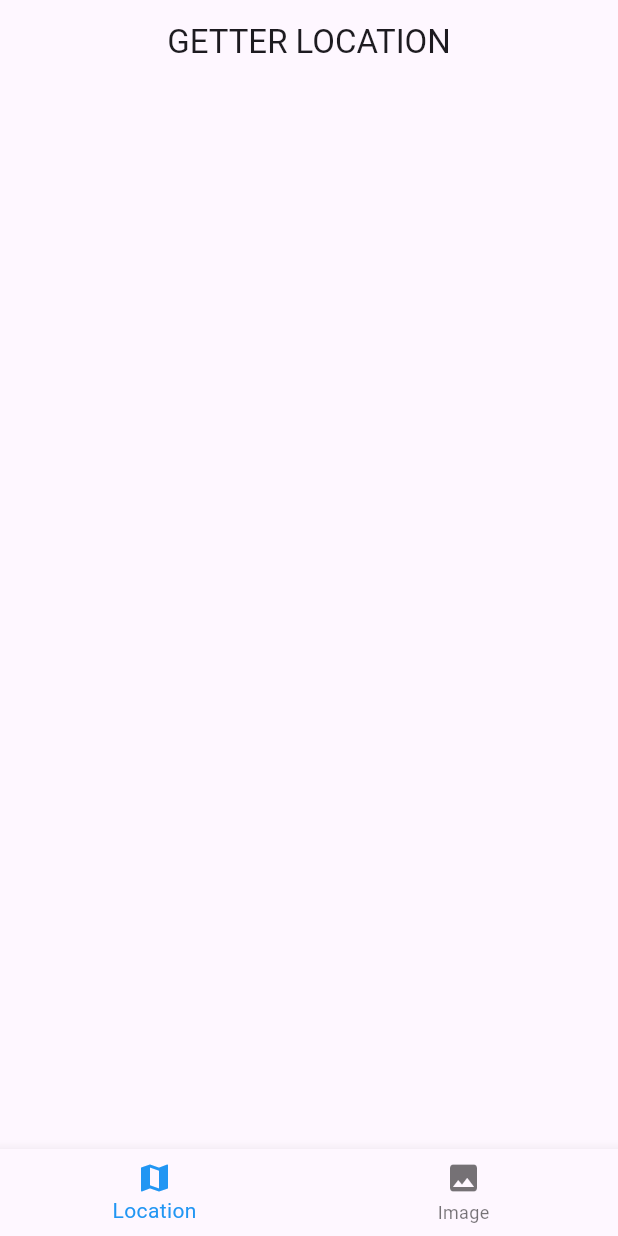
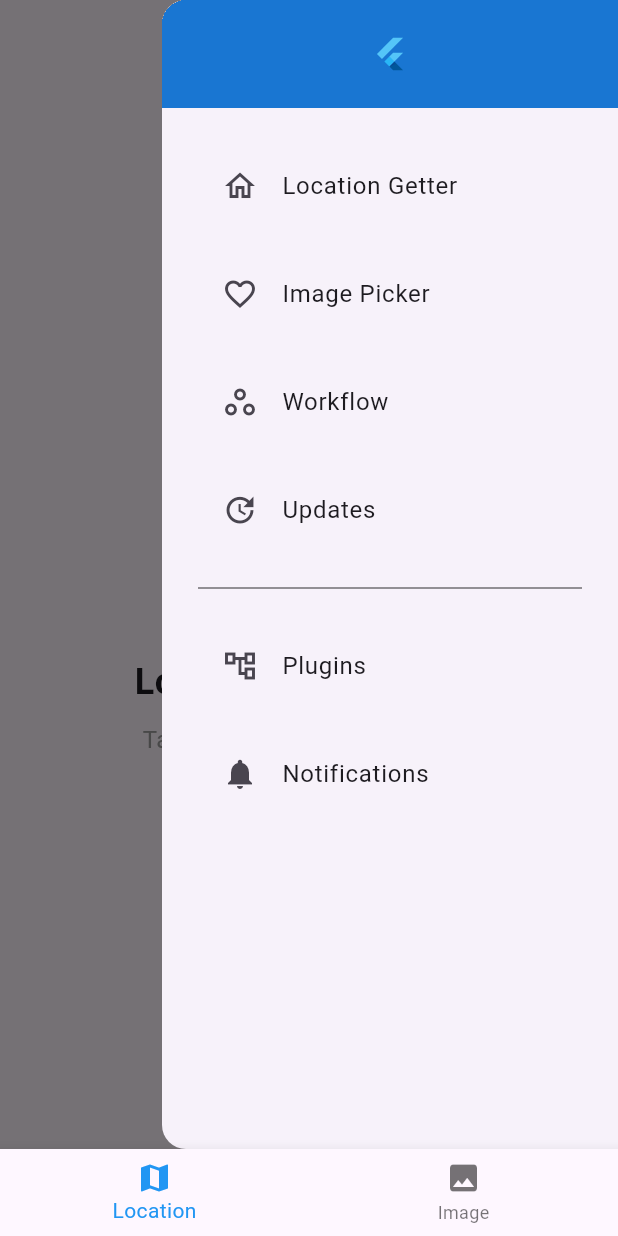
Before and after one commit to Ivriel/flutter_experiments, a Flutter app: the screen it shows after launch, with the side drawer open (before the commit the screen has no drawer), on a phone screen of 412 x 824 dp. Run offline on Flutter 3.47's test engine with Material 3 defaults, Android fonts, the phone set to English and light mode, and no system bars; our stand-ins replace image_picker, location.

Commit message:
Rename DrawerScreen to DrawerWidget and update references; modify ImagePickerPage and LocationGetterPage to use endDrawer with new icon actions.

```diff
--- a/lib/reusable_widget/drawer_widget.dart
+++ b/lib/reusable_widget/drawer_widget.dart
@@ -2,14 +2,14 @@ import 'package:experiments/screens/pages/location_getter_page.dart';
 import 'package:experiments/screens/pages/image_picker_page.dart';
 import 'package:flutter/material.dart';
 
-class DrawerScreen extends StatefulWidget {
-  const DrawerScreen({super.key});
+class DrawerWidget extends StatefulWidget {
+  const DrawerWidget({super.key});
 
   @override
-  State<DrawerScreen> createState() => _DrawerScreenState();
+  State<DrawerWidget> createState() => _DrawerWidgetState();
 }
 
-class _DrawerScreenState extends State<DrawerScreen> {
+class _DrawerWidgetState extends State<DrawerWidget> {
 
   Widget buildHeader(BuildContext context) => Material(
     color: Colors.blue.shade700,
--- a/lib/screens/pages/location_getter_page.dart
+++ b/lib/screens/pages/location_getter_page.dart
@@ -1,3 +1,4 @@
+import 'package:experiments/reusable_widget/drawer_widget.dart';
 import 'package:flutter/material.dart';
 
 class LocationGetterPage extends StatefulWidget {
@@ -8,12 +9,50 @@ class LocationGetterPage extends StatefulWidget {
 }
 
 class _LocationGetterPageState extends State<LocationGetterPage> {
+  final GlobalKey<ScaffoldState> _scaffoldKey = GlobalKey<ScaffoldState>();
+
   @override
   Widget build(BuildContext context) {
     return Scaffold(
+      key: _scaffoldKey,
+      endDrawer: const DrawerWidget(),
       appBar: AppBar(
         title: const Text("GETTER LOCATION"),
         centerTitle: true,
+        actions: [
+          IconButton(
+            onPressed: () => _scaffoldKey.currentState?.openEndDrawer(),
+            icon: const Icon(Icons.search) // Ganti icon search menjadi menu
+          )
+        ],
+      ),
+      body: const Center(
+        child: Column(
+          mainAxisAlignment: MainAxisAlignment.center,
+          children: [
+            Icon(
+              Icons.location_on,
+              size: 100,
+              color: Colors.blue,
+            ),
+            SizedBox(height: 20),
+            Text(
+              "Location Getter Page",
+              style: TextStyle(
+                fontSize: 24,
+                fontWeight: FontWeight.bold,
+              ),
+            ),
+            SizedBox(height: 10),
+            Text(
+              "Tap menu icon to open drawer",
+              style: TextStyle(
+                fontSize: 16,
+                color: Colors.grey,
+              ),
+            ),
+          ],
+        ),
       ),
     );
   }
```
Also changed, not shown: lib/screens/pages/image_picker_page.dart (+8 -3 lines).
